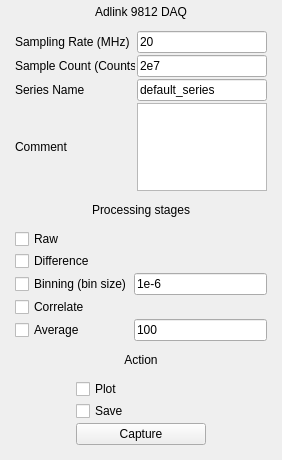
nanophotonics/nplab, file nplab/instrument/electronics/adlink9812.ui: the form before one commit.
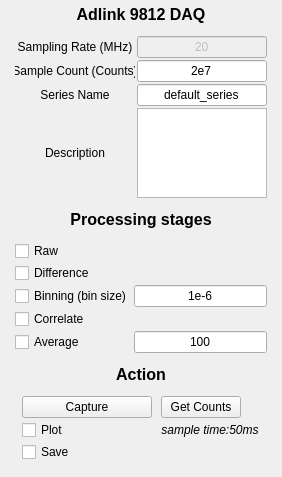
The form after the commit.

What changed in the file:
```diff
--- a/nplab/instrument/electronics/adlink9812.ui
+++ b/nplab/instrument/electronics/adlink9812.ui
@@ -7,7 +7,7 @@
     <x>0</x>
     <y>0</y>
     <width>282</width>
-    <height>460</height>
+    <height>477</height>
    </rect>
   </property>
   <property name="windowTitle">
@@ -31,6 +31,13 @@
    </property>
    <item>
     <widget class="QLabel" name="label_3">
+     <property name="font">
+      <font>
+       <pointsize>12</pointsize>
+       <weight>75</weight>
+       <bold>true</bold>
+      </font>
+     </property>
      <property name="text">
       <string>Adlink 9812 DAQ</string>
      </property>
@@ -64,10 +71,16 @@
        <property name="text">
         <string>Sampling Rate (MHz)</string>
        </property>
+       <property name="alignment">
+        <set>Qt::AlignCenter</set>
+       </property>
       </widget>
      </item>
      <item row="0" column="1">
       <widget class="QLineEdit" name="sample_freq_textbox">
+       <property name="enabled">
+        <bool>false</bool>
+       </property>
        <property name="sizePolicy">
         <sizepolicy hsizetype="Expanding" vsizetype="Fixed">
          <horstretch>2</horstretch>
@@ -82,7 +95,7 @@
        </property>
        <property name="maximumSize">
         <size>
-         <width>80</width>
+         <width>16777215</width>
          <height>16777215</height>
         </size>
        </property>
@@ -95,6 +108,9 @@
        <property name="text">
         <string>20</string>
        </property>
+       <property name="alignment">
+        <set>Qt::AlignCenter</set>
+       </property>
       </widget>
      </item>
      <item row="1" column="0">
@@ -108,6 +124,9 @@
        <property name="text">
         <string>Sample Count (Counts)</string>
        </property>
+       <property name="alignment">
+        <set>Qt::AlignCenter</set>
+       </property>
       </widget>
      </item>
      <item row="1" column="1">
@@ -120,7 +139,7 @@
        </property>
        <property name="maximumSize">
         <size>
-         <width>80</width>
+         <width>16777215</width>
          <height>16777215</height>
         </size>
        </property>
@@ -133,6 +152,9 @@
        <property name="text">
         <string>2e7</string>
        </property>
+       <property name="alignment">
+        <set>Qt::AlignCenter</set>
+       </property>
       </widget>
      </item>
      <item row="2" column="0">
@@ -146,6 +168,9 @@
        <property name="text">
         <string>Series Name</string>
        </property>
+       <property name="alignment">
+        <set>Qt::AlignCenter</set>
+       </property>
       </widget>
      </item>
      <item row="2" column="1">
@@ -164,7 +189,7 @@
        </property>
        <property name="maximumSize">
         <size>
-         <width>80</width>
+         <width>16777215</width>
          <height>16777215</height>
         </size>
        </property>
@@ -177,12 +202,18 @@
        <property name="text">
         <string>default_series</string>
        </property>
+       <property name="alignment">
+        <set>Qt::AlignCenter</set>
+       </property>
       </widget>
      </item>
      <item row="3" column="0">
       <widget class="QLabel" name="label_4">
        <property name="text">
-        <string>Comment</string>
+        <string>Description</string>
+       </property>
+       <property name="alignment">
+        <set>Qt::AlignCenter</set>
        </property>
       </widget>
      </item>
@@ -193,6 +224,13 @@
    </item>
    <item>
     <widget class="QLabel" name="label">
+     <property name="font">
+      <font>
+       <pointsize>12</pointsize>
+       <weight>75</weight>
+       <bold>true</bold>
+      </font>
+     </property>
      <property name="text">
       <string>Processing stages</string>
      </property>
@@ -241,6 +279,9 @@
        <property name="text">
         <string>1e-6</string>
        </property>
+       <property name="alignment">
+        <set>Qt::AlignCenter</set>
+       </property>
       </widget>
      </item>
      <item row="3" column="0">
@@ -259,15 +300,32 @@
      </item>
      <item row="6" column="1">
       <widget class="QLineEdit" name="average_textbox">
+       <property name="minimumSize">
+        <size>
+         <width>0</width>
+         <height>0</height>
+        </size>
+       </property>
        <property name="text">
         <string>100</string>
        </property>
+       <property name="alignment">
+        <set>Qt::AlignCenter</set>
+       </property>
       </widget>
      </item>
     </layout>
    </item>
    <item>
     <widget class="QLabel" name="label_2">
+     <property name="font">
+      <font>
+       <pointsize>12</pointsize>
+       <weight>75</weight>
+       <bold>true</bold>
+       <underline>false</underline>
+      </font>
+     </property>
      <property name="text">
       <string>Action</string>
      </property>
@@ -290,7 +348,32 @@
      <property name="bottomMargin">
       <number>10</number>
      </property>
-     <item row="1" column="0">
+     <item row="0" column="0">
+      <widget class="QPushButton" name="capture_button">
+       <property name="sizePolicy">
+        <sizepolicy hsizetype="Fixed" vsizetype="Fixed">
+         <horstretch>0</horstretch>
+         <verstretch>0</verstretch>
+        </sizepolicy>
+       </property>
+       <property name="minimumSize">
+        <size>
+         <width>130</width>
+         <height>0</height>
+        </size>
+       </property>
+       <property name="sizeIncrement">
+        <size>
+         <width>2</width>
+         <height>2</height>
+        </size>
+       </property>
+       <property name="text">
+        <string>Capture</string>
+       </property>
+      </widget>
+     </item>
+     <item row="2" column="0">
       <widget class="QCheckBox" name="save_checkbox">
        <property name="minimumSize">
         <size>
@@ -303,35 +386,38 @@
        </property>
       </widget>
      </item>
-     <item row="0" column="0">
+     <item row="1" column="0">
       <widget class="QCheckBox" name="plot_checkbox">
        <property name="text">
         <string>Plot</string>
        </property>
       </widget>
      </item>
-     <item row="2" column="0">
-      <widget class="QPushButton" name="capture_button">
+     <item row="0" column="1">
+      <widget class="QPushButton" name="count_rate_button">
        <property name="sizePolicy">
         <sizepolicy hsizetype="Fixed" vsizetype="Fixed">
          <horstretch>0</horstretch>
          <verstretch>0</verstretch>
         </sizepolicy>
        </property>
-       <property name="minimumSize">
-        <size>
-         <width>130</width>
-         <height>0</height>
-        </size>
+       <property name="text">
+        <string>Get Counts</string>
        </property>
-       <property name="sizeIncrement">
-        <size>
-         <width>2</width>
-         <height>2</height>
-        </size>
+      </widget>
+     </item>
+     <item row="1" column="1">
+      <widget class="QLabel" name="label_5">
+       <property name="font">
+        <font>
+         <italic>true</italic>
+        </font>
        </property>
        <property name="text">
-        <string>Capture</string>
+        <string>sample time:50ms</string>
+       </property>
+       <property name="alignment">
+        <set>Qt::AlignCenter</set>
        </property>
       </widget>
      </item>
```
